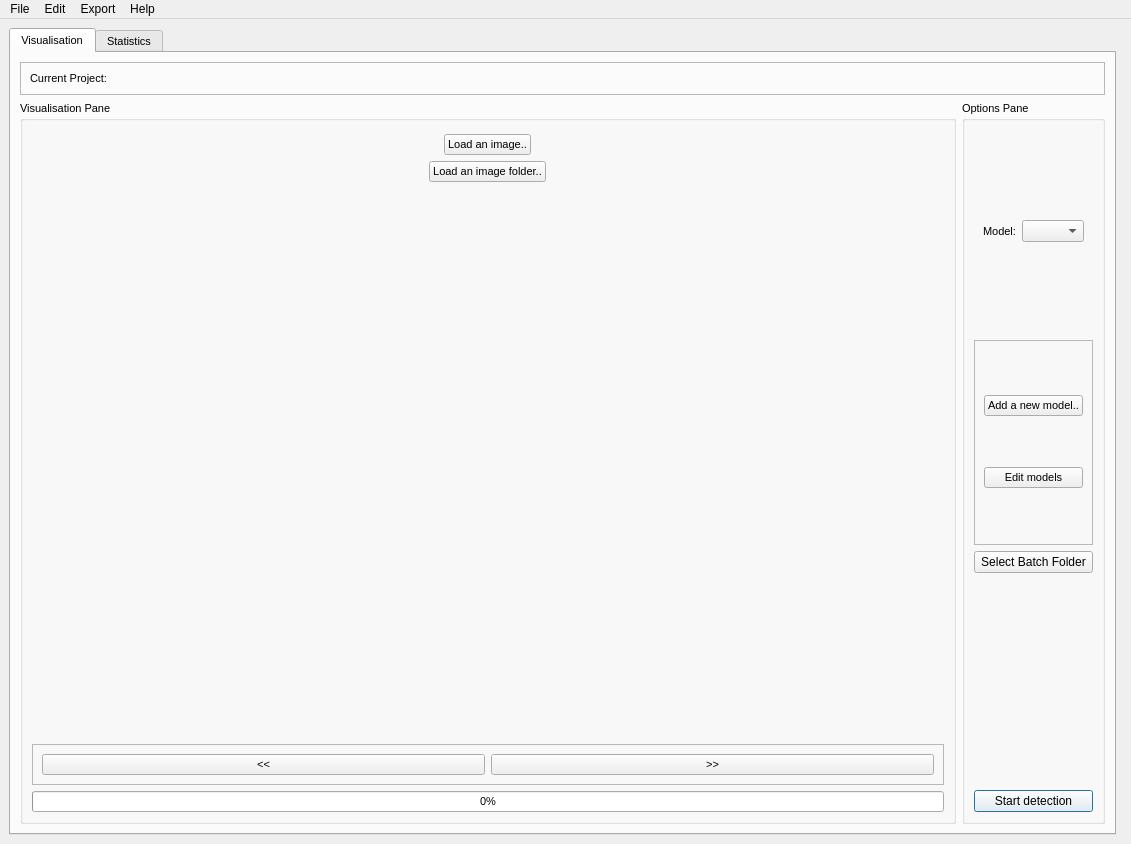
Qt form GUI/interface.ui (KameliaBnh/BeeTect) before a commit.
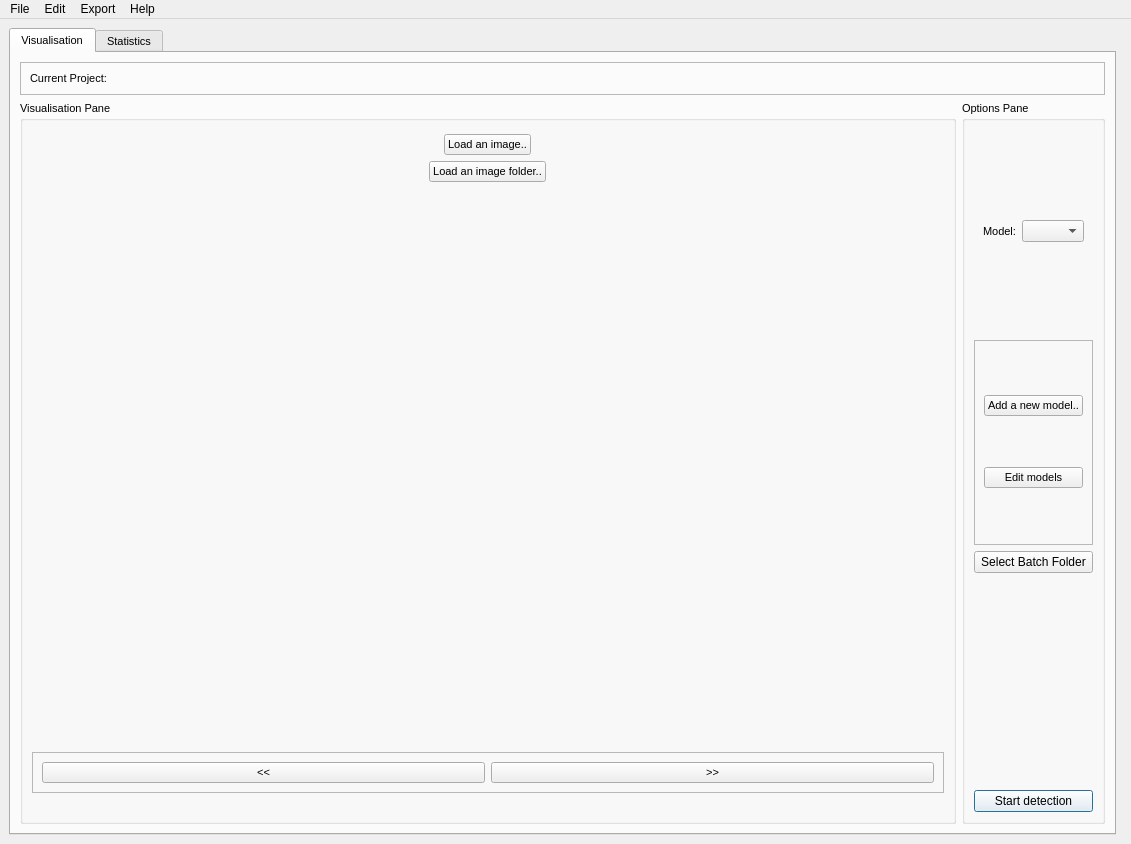
The same form after that commit. The open tabs and pages were chosen to show the change.

Commit message:
Status Bar
## Information

- Status bar added to show the user the different steps that are being executed

Diff of the .ui file:
```diff
--- a/GUI/interface.ui
+++ b/GUI/interface.ui
@@ -388,9 +388,9 @@
             </widget>
            </item>
            <item>
-            <widget class="QProgressBar" name="progressBar">
-             <property name="value">
-              <number>0</number>
+            <widget class="QLabel" name="status_bar">
+             <property name="text">
+              <string/>
              </property>
             </widget>
            </item>
```
Left out of the diff: 2 changed lines with no effect on the pictures. The commit also changes 2 other files.
